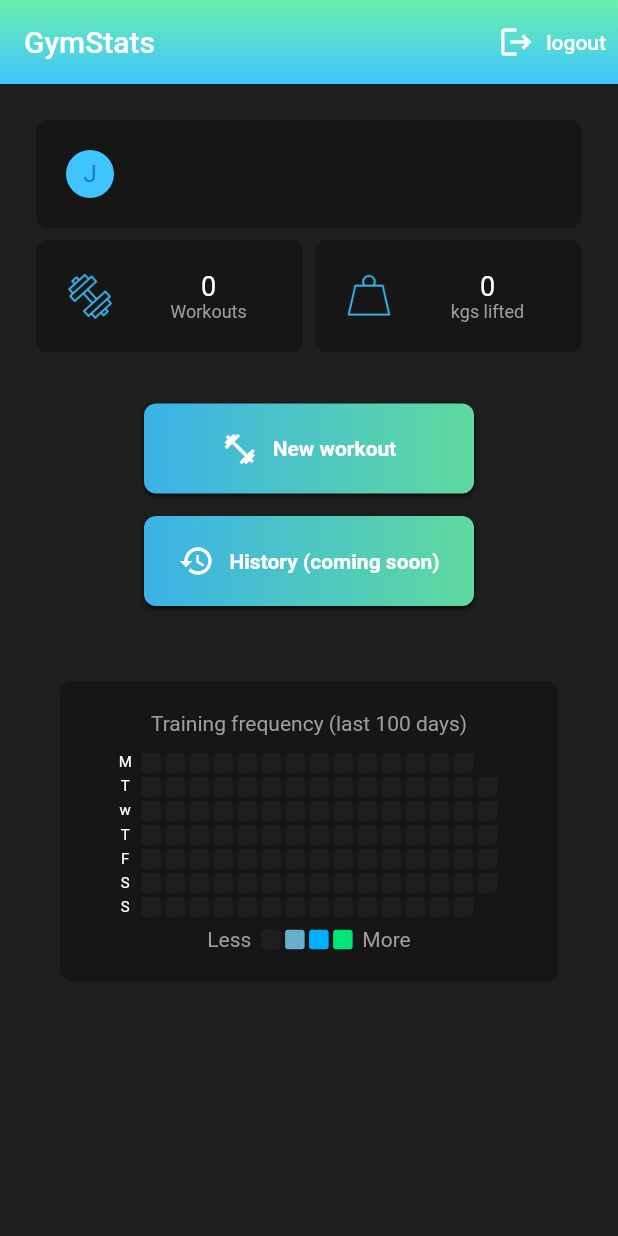
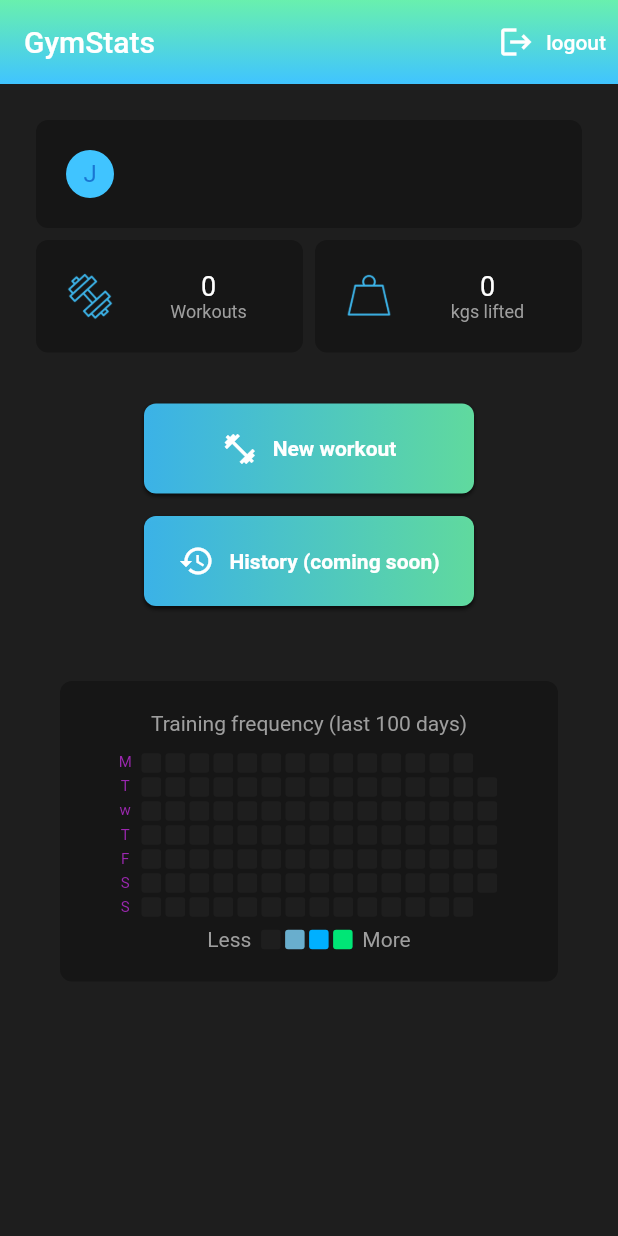
Before and after one commit to jacksondearing96/bread_basket, a Flutter app: the screen it shows once a user with an empty profile is signed in, on a phone screen of 412 x 824 dp. Run offline on Flutter 3.47's test engine with Material 2 defaults, Android fonts, the phone set to English and light mode, and no system bars; our stand-ins replace cloud_firestore, email_validator, firebase_auth, firebase_core, fl_chart, flutter_spinkit; accounts and stored records are empty.

Commit message:
Refactor: improving consistency with text styles

```diff
--- a/lib/analytics/HeatmapCalendar.dart
+++ b/lib/analytics/HeatmapCalendar.dart
@@ -48,7 +48,7 @@ class Calendar {
     return Container(
       padding: EdgeInsets.fromLTRB(0, 2.1, 5, 2.1),
       child: Text(weekday,
-          style: TextStyle(color: Constants.textColor, fontSize: 10)),
+          style: TextStyle(fontSize: 10)),
     );
   }
 
--- a/lib/analytics/ProgressGraph.dart
+++ b/lib/analytics/ProgressGraph.dart
@@ -98,7 +98,7 @@ class _ProgressGraphState extends State<ProgressGraph> {
                           return spotIndexes.map((spotIndex) {
                             return TouchedSpotIndicatorData(
                               FlLine(
-                                  color: Colors.lightBlueAccent,
+                                  color: Constants.primaryColor,
                                   strokeWidth: 2),
                               FlDotData(
                                 getDotPainter: (spot, percent, barData, index) {
@@ -106,14 +106,14 @@ class _ProgressGraphState extends State<ProgressGraph> {
                                       radius: 3,
                                       color: Colors.white,
                                       strokeWidth: 2,
-                                      strokeColor: Colors.lightBlueAccent);
+                                      strokeColor: Constants.primaryColor);
                                 },
                               ),
                             );
                           }).toList();
                         },
                         touchTooltipData: LineTouchTooltipData(
-                            tooltipBgColor: Colors.lightBlueAccent,
+                            tooltipBgColor: Constants.primaryColor,
                             getTooltipItems:
                                 (List<LineBarSpot> touchedBarSpots) {
                               return touchedBarSpots.map((barSpot) {
--- a/lib/analytics/UserSnapshot.dart
+++ b/lib/analytics/UserSnapshot.dart
@@ -33,7 +33,7 @@ class UserSnapshot extends StatelessWidget {
                   CircleAvatar(
                       child: Text(user.name.isEmpty ? 'J' : user.name[0]),
                       radius: Constants.exerciseTypeIconWidth / 2,
-                      backgroundColor: Colors.lightBlueAccent),
+                      backgroundColor: Constants.primaryColor),
                   SizedBox(width: 20),
                   Expanded(
                       child: Text(user.name,
@@ -59,7 +59,7 @@ class UserSnapshot extends StatelessWidget {
                           child: ImageIcon(
                             AssetImage(
                                 Constants.equipmentTypeIcons['dumbbell']!),
-                            color: Colors.lightBlueAccent.withAlpha(230),
+                            color: Constants.primaryColor.withAlpha(230),
                           ),
                         ),
                         SizedBox(width: 20),
@@ -94,7 +94,7 @@ class UserSnapshot extends StatelessWidget {
                           width: Constants.exerciseTypeIconWidth,
                           child: ImageIcon(
                             AssetImage(Constants.weightIcon),
-                            color: Colors.lightBlueAccent.withAlpha(230),
+                            color: Constants.primaryColor.withAlpha(230),
                           ),
                         ),
                         SizedBox(width: 20),
--- a/lib/analytics/WeeklyTrainingVolume.dart
+++ b/lib/analytics/WeeklyTrainingVolume.dart
@@ -30,7 +30,7 @@ class WeeklyTrainingVolumeState extends State<WeeklyTrainingVolume> {
     BarChartGroupData _barChartData(int dayOftheWeek, double volume) {
       return BarChartGroupData(x: dayOftheWeek, barRods: [
         BarChartRodData(
-            y: volume, colors: [Colors.lightBlueAccent, Colors.greenAccent])
+            y: volume, colors: [Constants.primaryColor, Constants.secondaryColor])
       ]);
     }
 
--- a/lib/main.dart
+++ b/lib/main.dart
@@ -3,6 +3,7 @@ import 'package:bread_basket/models/workout.dart';
 import 'package:bread_basket/screens/wrapper.dart';
 import 'package:bread_basket/services/auth.dart';
 import 'package:bread_basket/services/database.dart';
+import 'package:bread_basket/shared/constants.dart';
 import 'package:bread_basket/shared/loading.dart';
 import 'package:flutter/material.dart';
 import 'package:firebase_core/firebase_core.dart';
@@ -38,14 +39,22 @@ class MyApp extends StatelessWidget {
                   final user = Provider.of<User?>(context);
                   return StreamProvider<List<PerformedWorkout>?>.value(
                     initialData: [],
-                    value: DatabaseService(userId: user == null ? null : user.userId).pastWorkouts,
+                    value: DatabaseService(
+                            userId: user == null ? null : user.userId)
+                        .pastWorkouts,
                     child: MaterialApp(
                       theme: ThemeData(
                         textTheme: TextTheme(
+                          bodyText1: TextStyle(color: Constants.textColorTemp),
+                          bodyText2: TextStyle(color: Constants.hintColorTemp),
+                          subtitle1: TextStyle(color: Colors.pink),
+                          subtitle2: TextStyle(color: Colors.pink),
+                          button: TextStyle(color: Colors.orange),
+                          caption: TextStyle(color: Colors.yellow),
                         ),
                       ),
                       home: Wrapper(),
-                     ),
+                    ),
                   );
                 }),
               ),
--- a/lib/screens/home/home.dart
+++ b/lib/screens/home/home.dart
@@ -23,32 +23,30 @@ class Home extends StatelessWidget {
     final pastWorkouts = Provider.of<List<PerformedWorkout>?>(context);
     final noWorkoutsYet = pastWorkouts == null || pastWorkouts.isEmpty;
 
-    Widget _button({text: String, icon: Icon, onTap: Function}) {
-      return Container(
-        decoration: BoxDecoration(
-            gradient: LinearGradient(
-          begin: Alignment.topRight,
-          end: Alignment.bottomLeft,
-          colors: [
-            Colors.lightBlueAccent,
-            Colors.greenAccent,
+    Widget _progressGraph({exerciseId: int}) {
+      if (noWorkoutsYet || exercises.isEmpty) return Container();
+      Exercise exercise =
+          exercises.firstWhere((e) => e.id == exerciseId.toString());
+      return Padding(
+        padding: EdgeInsets.symmetric(vertical: 10),
+        child: Column(
+          children: [
+            Text(exercise.title, style: TextStyle(color: Constants.hintColor)),
+            ChangeNotifierProvider.value(
+              value: PerformedExerciseProvider(
+                  performedExercise: PerformedExercise(exercise: exercise)),
+              child: ProgressGraph(exerciseId: exerciseId.toString()),
+            ),
           ],
-        )),
-        child: ElevatedButton.icon(
-          icon: Icon(
-            icon,
-            color: Constants.textColor,
-          ),
-          label: Text(
-            text,
-            style: TextStyle(color: Constants.textColor),
-          ),
-          onPressed: onTap,
-          style: TextButton.styleFrom(
-              backgroundColor: Colors.transparent,
-              primary: Constants.textColor),
         ),
       );
+    }
+
+    void _startNewWorkout(BuildContext context) {
+      Navigator.push(
+          context,
+          MaterialPageRoute(
+              builder: (context) => Workout(exercises: exercises)));
     }
 
     return Scaffold(
@@ -81,68 +79,21 @@ class Home extends StatelessWidget {
                     GradientButton(
                       text: 'New workout',
                       iconData: Icons.fitness_center,
-                      onPressed: () => Navigator.push(
-                          context,
-                          MaterialPageRoute(
-                              builder: (context) =>
-                                  Workout(exercises: exercises))),
+                      onPressed: () => _startNewWorkout(context),
                     ),
                     SizedBox(height: 15),
                     GradientButton(
-                        text: 'History (coming soon)', iconData: Icons.history),
+                        text: 'History (coming soon)',
+                        iconData: Icons.history),
                   ],
                 ),
               ),
               noWorkoutsYet ? Container() : WeeklyTrainingVolume(),
               noWorkoutsYet ? Container() : MuscleGroupPieChart(),
               HeatmapCalendar(),
-              noWorkoutsYet ? Container() : Padding(
-                padding: EdgeInsets.symmetric(vertical: 10),
-                child: Column(
-                  children: [
-                    Text('Bench Press',
-                        style: TextStyle(color: Constants.hintColor)),
-                    ChangeNotifierProvider.value(
-                      value: PerformedExerciseProvider(
-                          performedExercise: PerformedExercise(
-                              exercise: Exercise(
-                                  id: 35.toString(),
-                                  name: 'bench_press_(barbell)',
-                                  tags: []))),
-                      child: ProgressGraph(exerciseId: 35.toString()),
-                    ),
-                  ],
-                ),
-              ),
-              noWorkoutsYet ? Container() : Padding(
-                padding: EdgeInsets.symmetric(vertical: 10),
-                child: Column(children: [
-                  Text('Deadlift',
-                      style: TextStyle(color: Constants.hintColor)),
-                  ChangeNotifierProvider.value(
-                      value: PerformedExerciseProvider(
-                          performedExercise: PerformedExercise(
-                              exercise: Exercise(
-                                  id: 1.toString(),
-                                  name: 'deadlift_(barbell)',
-                                  tags: []))),
-                      child: ProgressGraph(exerciseId: 1.toString())),
-                ]),
-              ),
-              noWorkoutsYet ? Container() : Padding(
-                padding: EdgeInsets.symmetric(vertical: 10),
-                child: Column(children: [
-                  Text('Squat', style: TextStyle(color: Constants.hintColor)),
-                  ChangeNotifierProvider.value(
-                      value: PerformedExerciseProvider(
-                          performedExercise: PerformedExercise(
-                              exercise: Exercise(
-                                  id: 151.toString(),
-                                  name: 'squat_(barbell)',
-                                  tags: []))),
-                      child: ProgressGraph(exerciseId: 151.toString())),
-                ]),
-              ),
+              _progressGraph(exerciseId: Constants.benchPressExerciseId),
+              _progressGraph(exerciseId: Constants.deadliftExerciseId),
+              _progressGraph(exerciseId: Constants.squatExerciseId),
             ],
           ),
         ),
--- a/lib/screens/workout/selectExerciseList.dart
+++ b/lib/screens/workout/selectExerciseList.dart
@@ -93,7 +93,7 @@ class _SelectExerciseListState extends State<SelectExerciseList> {
                   color: Colors.transparent,
                   child: new ListTile(
                     title: new TextField(
-                        style: TextStyle(color: Constants.textColor),
+                        // style: TextStyle(color: Constants.textColor),
                         controller: controller,
                         decoration: new InputDecoration(
                           prefixIcon: RadiantGradientMask(
@@ -108,7 +108,7 @@ class _SelectExerciseListState extends State<SelectExerciseList> {
                           ),
                           enabledBorder: UnderlineInputBorder(
                               borderSide: BorderSide(
-                                  color: Colors.lightBlueAccent, width: 1.0)),
+                                  color: Constants.primaryColor, width: 1.0)),
                           filled: false,
                           hintStyle: TextStyle(color: Constants.hintColor),
                           hintText: 'Search',
--- a/lib/screens/workout/selectExerciseTile.dart
+++ b/lib/screens/workout/selectExerciseTile.dart
@@ -32,7 +32,7 @@ class SelectExerciseTile extends StatelessWidget {
                             width: Constants.exerciseTypeIconWidth,
                             child: ImageIcon(
                               AssetImage(exercise.equipmentTypeIconLocation),
-                              color: Colors.lightBlueAccent.withAlpha(230),
+                              color: Constants.primaryColor.withAlpha(230),
                             ),
                           ),
                 // child: exercise.equipmentTypeIcon,
--- a/lib/shared/constants.dart
+++ b/lib/shared/constants.dart
@@ -5,7 +5,13 @@ class Constants {
   static Color lighterBackground =
       Color.fromARGB(255, 255, 255, 255).withOpacity(0.9);
   static const Color accentColor = Colors.blueAccent;
+
+  static const Color primaryColor = Colors.lightBlueAccent;
+  static const Color secondaryColor = Colors.greenAccent;
+
   static const Color textColor = Colors.white;
+  static const Color textColorTemp = Colors.pink;
+  static const Color hintColorTemp = Colors.purple;
   static const Color hintColor = Colors.grey;
   static const Color errorColor = Colors.red;
   static const Color warmUpSetTypeColor = Colors.orange;
@@ -19,8 +25,8 @@ class Constants {
 
   static Gradient themeGradient = LinearGradient(
     colors: <Color>[
-      Colors.lightBlueAccent.withOpacity(0.9),
-      Colors.greenAccent.withOpacity(0.9)
+      Constants.primaryColor.withOpacity(0.9),
+      Constants.secondaryColor.withOpacity(0.9)
     ],
   );
   // Progress graph dark theme.
@@ -37,7 +43,7 @@ class Constants {
     hintStyle: TextStyle(color: hintColor),
     focusedBorder: UnderlineInputBorder(
       borderSide: BorderSide(
-        color: Colors.lightBlueAccent,
+        color: Constants.primaryColor,
         width: 1.0,
       ),
     ),
@@ -53,13 +59,13 @@ class Constants {
     hintStyle: TextStyle(color: hintColor),
     focusedBorder: UnderlineInputBorder(
       borderSide: BorderSide(
-        color: Colors.lightBlueAccent,
+        color: Constants.primaryColor,
         width: 1.0,
       ),
     ),
     enabledBorder: UnderlineInputBorder(
       borderSide: BorderSide(
-        color: Colors.greenAccent,
+        color: Constants.secondaryColor,
         width: 1.0,
       ),
     ),
@@ -77,6 +83,9 @@ class Constants {
   static const double workoutExerciseImageHeight = 60.0;
   static const double progressIndicatorIconWidth = 20.0;
   static const double progressIndicatorIconHeight = 20.0;
+
+  static const double largeButtonWidth = 220;
+  static const double largeButtonHeight = 60;
 
   static const double equipmentTypeIconOpacity = 0.4;
 
@@ -112,9 +121,13 @@ class Constants {
     'core',
   ];
 
+  static const int benchPressExerciseId = 35;
+  static const int deadliftExerciseId = 1;
+  static const int squatExerciseId = 151;
+
   static List<Color> pieChartColors = [
-    Colors.lightBlueAccent,
-    Colors.greenAccent,
+    Constants.primaryColor,
+    Constants.secondaryColor,
     Colors.purpleAccent[100]!,
     Colors.lightBlueAccent[700]!,
     Colors.greenAccent[400]!,
@@ -137,8 +150,8 @@ class Constants {
                   begin: Alignment.topCenter,
                   end: Alignment.bottomCenter,
                   colors: [
-            Colors.greenAccent,
-            Colors.lightBlueAccent,
+            Constants.secondaryColor,
+            Constants.primaryColor,
           ]))),
       elevation: 0.0,
       actions: actions ?? [],
--- a/lib/shared/radiantGradientMask.dart
+++ b/lib/shared/radiantGradientMask.dart
@@ -1,3 +1,4 @@
+import 'package:bread_basket/shared/constants.dart';
 import 'package:flutter/material.dart';
 
 class RadiantGradientMask extends StatelessWidget {
@@ -11,8 +12,8 @@ class RadiantGradientMask extends StatelessWidget {
     return ShaderMask(
       shaderCallback: (bounds) => LinearGradient(
         colors: [
-          overrideColor ?? Colors.greenAccent,
-          overrideColor ?? Colors.lightBlueAccent
+          overrideColor ?? Constants.secondaryColor,
+          overrideColor ?? Constants.primaryColor
         ],
       ).createShader(bounds),
       child: child,
```
